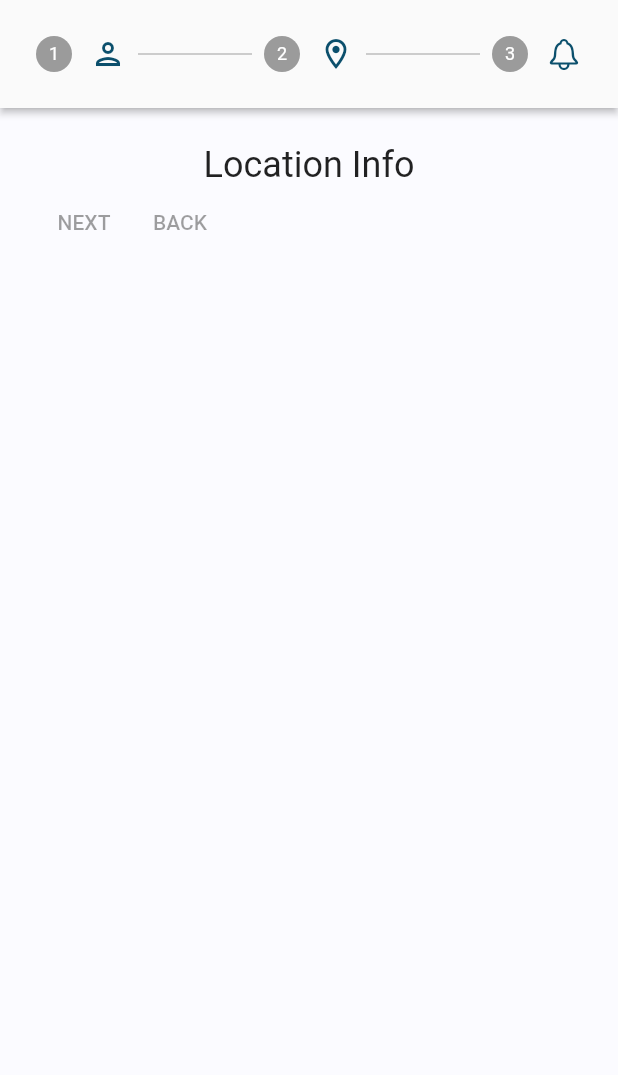
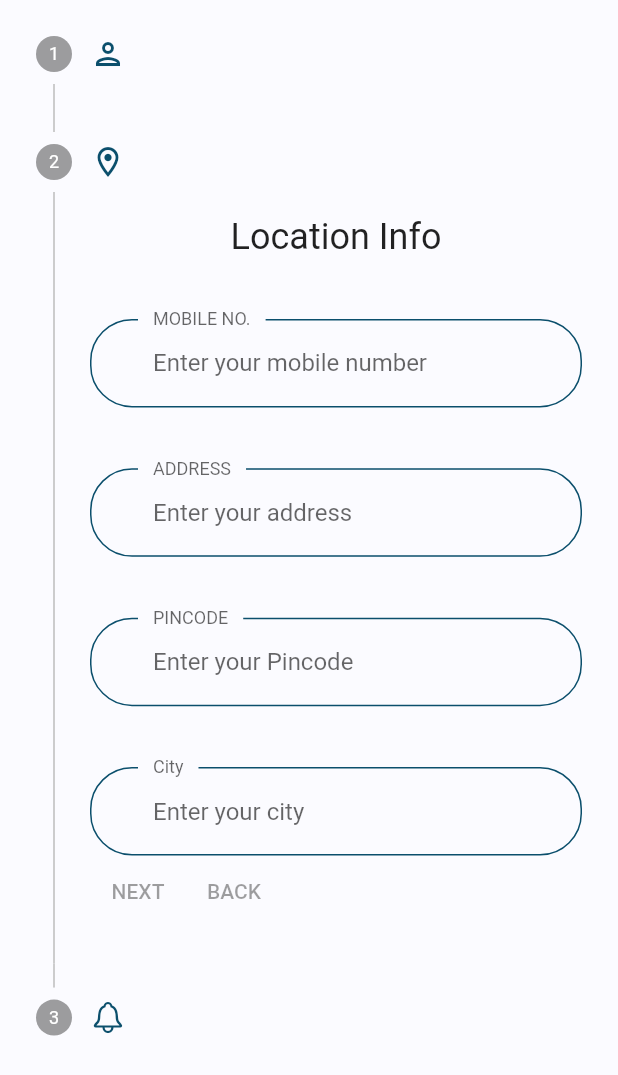
Before and after one commit to jeshu/doran-insurence-app, a Flutter app: the screen it shows after launch, after a tap on an icon or button, on a phone screen of 412 x 824 dp. Shown: the top 1075 px of the screen. Run offline on Flutter 3.47's test engine with Material 2 defaults, Android fonts, the phone set to English and light mode, and no system bars; accounts and stored records are empty.

Commit message:
Location info form added

```diff
--- a/lib/models/customers_list.dart
+++ b/lib/models/customers_list.dart
@@ -1,3 +1,5 @@
+import 'dart:collection';
+
 import 'package:droan_insurence/models/inspection_list.dart';
 import 'package:droan_insurence/models/policy_data.dart';
 import 'package:flutter/foundation.dart';
@@ -8,13 +10,13 @@ class Customer {
   String name;
   String email;
   String gender;
-  DateTime dob;
+  String age;
+  String experience;
   // contact data
   String address;
   String mobile;
   String city;
   String pincode;
-  String experience;
   // policies data
   List<Policy> _policies = [];
   // all inspection data
--- a/lib/screens/register_customers/components/body.dart
+++ b/lib/screens/register_customers/components/body.dart
@@ -1,3 +1,4 @@
+import 'package:droan_insurence/screens/register_customers/components/location_info.dart';
 import 'package:droan_insurence/screens/register_customers/components/personal_info.dart';
 import 'package:flutter/cupertino.dart';
 import 'package:flutter/material.dart';
@@ -28,7 +29,7 @@ class _BodyState extends State<Body> {
     return SafeArea(
       child: Container(
         child: Stepper(
-          type: StepperType.horizontal,
+          type: StepperType.vertical,
           currentStep: _currentStep,
           controlsBuilder: (BuildContext context,
               {VoidCallback onStepContinue, VoidCallback onStepCancel}) {
@@ -88,7 +89,8 @@ class _BodyState extends State<Body> {
                   Text(
                     'Location Info',
                     style: Theme.of(context).textTheme.headline5,
-                  )
+                  ),
+                  LocationInfo(),
                 ],
               ),
             ),
--- /dev/null
+++ b/lib/screens/register_customers/components/location_info.dart
@@ -0,0 +1,76 @@
+import 'package:droan_insurence/enums.dart';
+import 'package:droan_insurence/size_config.dart';
+import 'package:flutter/material.dart';
+
+class LocationInfo extends StatefulWidget {
+  LocationInfo({Key key}) : super(key: key);
+
+  @override
+  _LocationInfoState createState() => _LocationInfoState();
+}
+
+class _LocationInfoState extends State<LocationInfo> {
+  String address;
+  String mobile;
+  String city;
+  String pincode;
+
+  @override
+  Widget build(BuildContext context) {
+    return SafeArea(
+      child: Container(
+        child: Column(
+          children: <Widget>[
+            SizedBox(
+              height: getProportionateScreenHeight(40.0),
+            ),
+            TextFormField(
+              keyboardType: TextInputType.number,
+              onChanged: (value) {
+                mobile = value;
+              },
+              enableSuggestions: true,
+              decoration: InputDecoration(
+                  labelText: 'MOBILE NO.',
+                  hintText: 'Enter your mobile number'),
+            ),
+            SizedBox(
+              height: getProportionateScreenHeight(40.0),
+            ),
+            TextFormField(
+              onChanged: (value) {
+                address = value;
+              },
+              enableSuggestions: true,
+              decoration: InputDecoration(
+                  labelText: 'ADDRESS', hintText: 'Enter your address'),
+            ),
+            SizedBox(
+              height: getProportionateScreenHeight(40.0),
+            ),
+            TextFormField(
+              keyboardType: TextInputType.number,
+              onChanged: (value) {
+                pincode = value;
+              },
+              enableSuggestions: true,
+              decoration: InputDecoration(
+                  labelText: 'PINCODE', hintText: 'Enter your Pincode'),
+            ),
+            SizedBox(
+              height: getProportionateScreenHeight(40.0),
+            ),
+            TextFormField(
+              onChanged: (value) {
+                city = value;
+              },
+              enableSuggestions: true,
+              decoration: InputDecoration(
+                  labelText: 'City', hintText: 'Enter your city'),
+            ),
+          ],
+        ),
+      ),
+    );
+  }
+}
```
